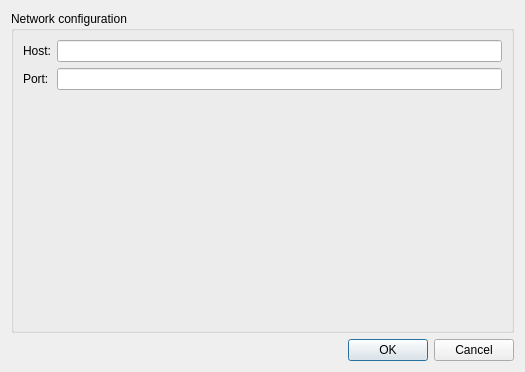
Before: the Qt Designer form ksirk/Dialogs/joingame.ui in KDE/ksirk, drawn with Qt 5.
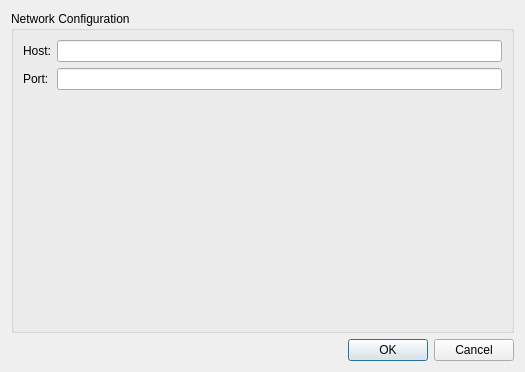
After: the same form once the commit is applied. Custom widgets are drawn as their Qt base class.

The edit to the form file:
```diff
--- a/ksirk/Dialogs/joingame.ui
+++ b/ksirk/Dialogs/joingame.ui
@@ -16,7 +16,7 @@
    <item>
     <widget class="QGroupBox" name="groupBox" >
      <property name="title" >
-      <string>Network configuration</string>
+      <string>Network Configuration</string>
      </property>
      <layout class="QFormLayout" name="formLayout" >
       <item row="0" column="0" >
```
Left out of the diff: 2 changed lines with no effect on the pictures.
